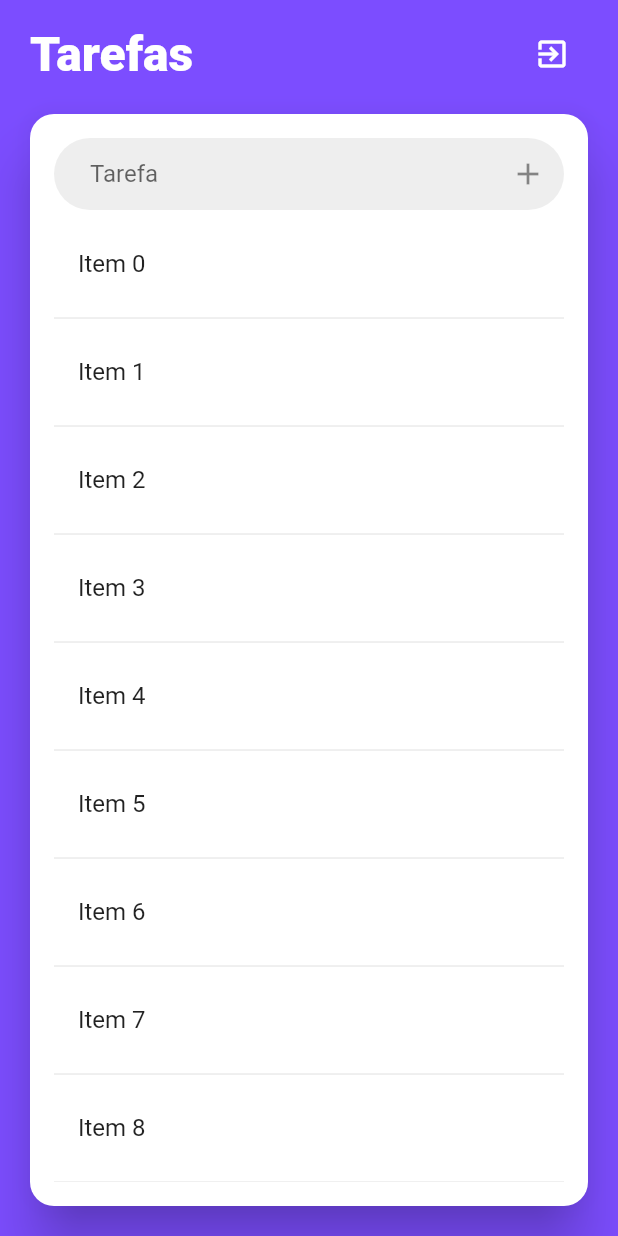
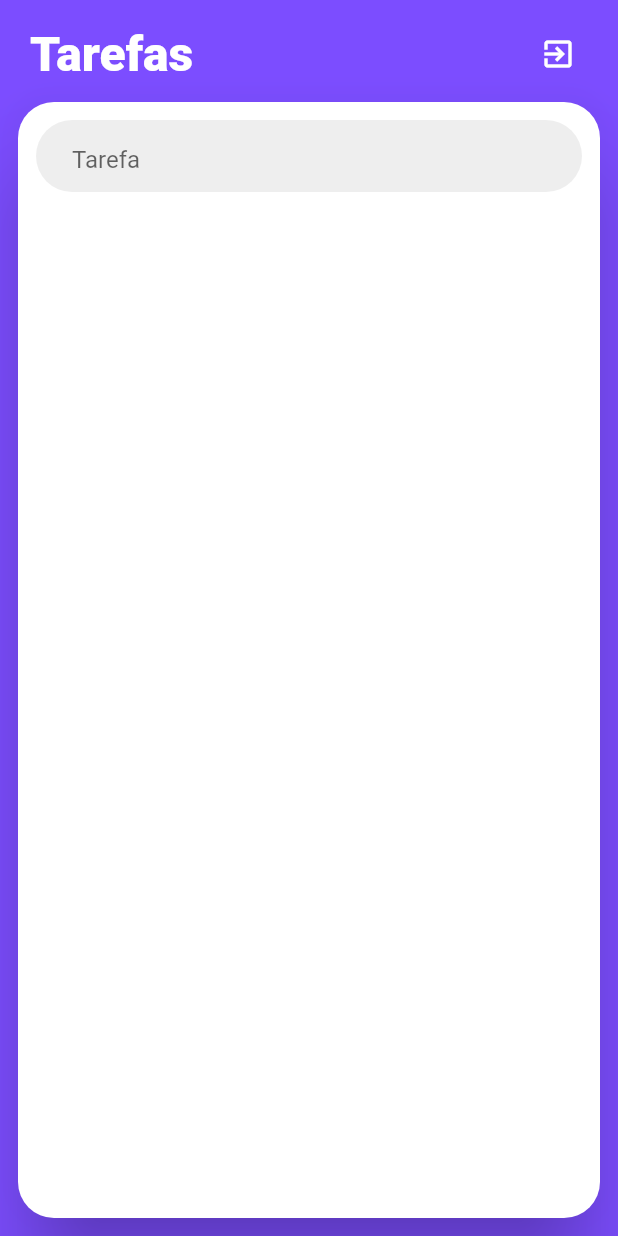
Before and after one commit to MichelHanzenScheeren/mobx_gerencia_lista_de_tarefas, a Flutter app: the Home screen opened directly, on a phone screen of 412 x 824 dp. Run offline on Flutter 3.47's test engine with Material 2 defaults, Android fonts, the phone set to English and light mode, and no system bars; our stand-ins replace flutter_mobx, mobx; generated files the repository leaves out were written again.

Commit message:
Finalização das lógicas da homePage.

```diff
--- a/lib/pages/home.dart
+++ b/lib/pages/home.dart
@@ -1,7 +1,11 @@
 import 'package:flutter/material.dart';
+import 'package:flutter_mobx/flutter_mobx.dart';
 import 'package:mobxgerencialistadetarefas/commonFunctions/openPage.dart';
+import 'package:mobxgerencialistadetarefas/stores/listStore.dart';
+import 'package:mobxgerencialistadetarefas/stores/loginStore.dart';
 import 'package:mobxgerencialistadetarefas/widgets/customIconButton.dart';
 import 'package:mobxgerencialistadetarefas/widgets/customTextField.dart';
+import 'package:provider/provider.dart';
 import 'login.dart';
 
 class Home extends StatefulWidget {
@@ -10,17 +14,20 @@ class Home extends StatefulWidget {
 }
 
 class _HomeState extends State<Home> {
+  final ListStore listStore = ListStore();
+  final TextEditingController controller = TextEditingController();
+
   @override
   Widget build(BuildContext context) {
     return SafeArea(
       child: Scaffold(
         resizeToAvoidBottomInset: false,
         body: Container(
-          margin: const EdgeInsets.fromLTRB(16, 0, 16, 16),
+          margin: const EdgeInsets.fromLTRB(8, 0, 8, 8),
           child: Column(
             children: <Widget>[
               Padding(
-                padding: EdgeInsets.symmetric(vertical: 12, horizontal: 4),
+                padding: EdgeInsets.fromLTRB(12, 12, 12, 4),
                 child: Row(
                   mainAxisAlignment: MainAxisAlignment.spaceBetween,
                   children: <Widget>[
@@ -33,9 +40,11 @@ class _HomeState extends State<Home> {
                       ),
                     ),
                     IconButton(
+                      alignment: Alignment.centerRight,
                       icon: Icon(Icons.exit_to_app),
                       color: Colors.white,
                       onPressed: () {
+                        Provider.of<LoginStore>(context, listen: false).logout();
                         CommonFunctions.openPage(context, Login());
                       },
                     ),
@@ -45,38 +54,70 @@ class _HomeState extends State<Home> {
               Expanded(
                 child: Card(
                   shape: RoundedRectangleBorder(
-                    borderRadius: BorderRadius.circular(16),
+                    borderRadius: BorderRadius.circular(24),
                   ),
-                  elevation: 16,
+                  elevation: 24,
                   child: Padding(
-                    padding: const EdgeInsets.all(16),
+                    padding: const EdgeInsets.all(12),
                     child: Column(
                       children: <Widget>[
-                        CustomTextField(
+                        Observer(
+                          builder: (_) {
+                            return CustomTextField(
                               hint: 'Tarefa',
-                          onChanged: (todo) {},
-                          suffix: CustomIconButton(
+                              controller: controller,
+                              onChanged: listStore.setNewToDoTitle,
+                              onEditingComplete: () {
+                                listStore.addToDoList();
+                                controller.clear();
+                              },
+                              suffix: listStore.formValid
+                                  ? CustomIconButton(
                                       radius: 32,
                                       iconData: Icons.add,
-                            onTap: () {},
-                          ),
+                                      onTap: () {
+                                        listStore.addToDoList();
+                                        controller.clear();
+                                      },
+                                    )
+                                  : null,
+                            );
+                          },
                         ),
                         const SizedBox(
                           height: 8,
                         ),
                         Expanded(
-                          child: ListView.separated(
-                            itemCount: 10,
+                          child: Observer(
+                            builder: (_) {
+                              return ListView.separated(
+                                itemCount: listStore.toDoList.length,
                                 itemBuilder: (context, index) {
+                                  return Observer(
+                                    builder: (_) {
+                                      final item = listStore.toDoList[index];
                                       return ListTile(
-                                title: Text(
-                                  'Item $index',
+                                        contentPadding: EdgeInsets.fromLTRB(2, 2, 2, 2),
+                                        leading: item.icon,
+                                        title: Transform(
+                                          transform: Matrix4.translationValues(-20, 0, 0),
+                                          child: Text(
+                                            item.title,
+                                            style: TextStyle(
+                                              decoration: item.decoration,
+                                              color: item.color,
                                             ),
-                                onTap: () {},
+                                          ),
+                                        ),
+                                        onTap: item.toggleState,
+                                      );
+                                    },
                                   );
                                 },
                                 separatorBuilder: (context, index) {
                                   return Divider();
+                                },
+                              );
                             },
                           ),
                         ),
--- a/lib/pages/login.dart
+++ b/lib/pages/login.dart
@@ -5,6 +5,7 @@ import 'package:mobxgerencialistadetarefas/commonFunctions/openPage.dart';
 import 'package:mobxgerencialistadetarefas/stores/loginStore.dart';
 import 'package:mobxgerencialistadetarefas/widgets/customIconButton.dart';
 import 'package:mobxgerencialistadetarefas/widgets/customTextField.dart';
+import 'package:provider/provider.dart';
 import 'home.dart';
 
 class Login extends StatefulWidget {
@@ -13,11 +14,12 @@ class Login extends StatefulWidget {
 }
 
 class _LoginState extends State<Login> {
-  final LoginStore loginStore = LoginStore();
+  LoginStore loginStore;
   ReactionDisposer disposer;
 
   @override
   void didChangeDependencies() {
+    loginStore = Provider.of<LoginStore>(context);
     super.didChangeDependencies();
     disposer = reaction((_) => loginStore.isLoggedIn, (isLoggedIn) {
       if(isLoggedIn) CommonFunctions.openPage(context, Home());
--- a/lib/stores/loginStore.dart
+++ b/lib/stores/loginStore.dart
@@ -39,6 +39,11 @@ abstract class _LoginStore with Store {
     toggleLoadingState(false);
   }
 
+  @action
+  void logout() {
+    isLoggedIn = false;
+  }
+
   @computed
   bool get isEmailValid => RegExp(r"^[a-zA-Z0-9.a-zA-Z0-9.!#$%&'*+-/=?" +
           "^_`{|}~]+@[a-zA-Z0-9]+\.[a-zA-Z]+")
--- a/lib/widgets/customTextField.dart
+++ b/lib/widgets/customTextField.dart
@@ -8,6 +8,7 @@ class CustomTextField extends StatelessWidget {
   final bool obscure;
   final TextInputType textInputType;
   final Function(String) onChanged;
+  final Function onEditingComplete;
   final bool enabled;
 
   CustomTextField({
@@ -17,6 +18,7 @@ class CustomTextField extends StatelessWidget {
     this.obscure: false,
     this.textInputType: TextInputType.text,
     this.onChanged,
+    this.onEditingComplete,
     this.enabled: true,
     this.controller,
   });
@@ -36,6 +38,7 @@ class CustomTextField extends StatelessWidget {
         keyboardType: textInputType,
         onChanged: onChanged,
         enabled: enabled,
+        onEditingComplete: onEditingComplete,
         decoration: InputDecoration(
           hintText: hint,
           border: InputBorder.none,
--- a/pubspec.yaml
+++ b/pubspec.yaml
@@ -15,6 +15,7 @@ dependencies:
   cupertino_icons: ^0.1.3
   mobx: ^1.1.1
   flutter_mobx: ^1.1.0
+  provider: ^4.1.1
 
 dev_dependencies:
   flutter_test:
```
Also changed, not shown: lib/main.dart (+6 -1 lines), lib/stores/listStore.dart (added, +24 -0 lines), lib/stores/toDoItemStore.dart (added, +29 -0 lines), lib/stores/listStore.g.dart (added), lib/stores/toDoItemStore.g.dart (added), pubspec.lock. Lines whose indentation alone changed are shown as unchanged.
